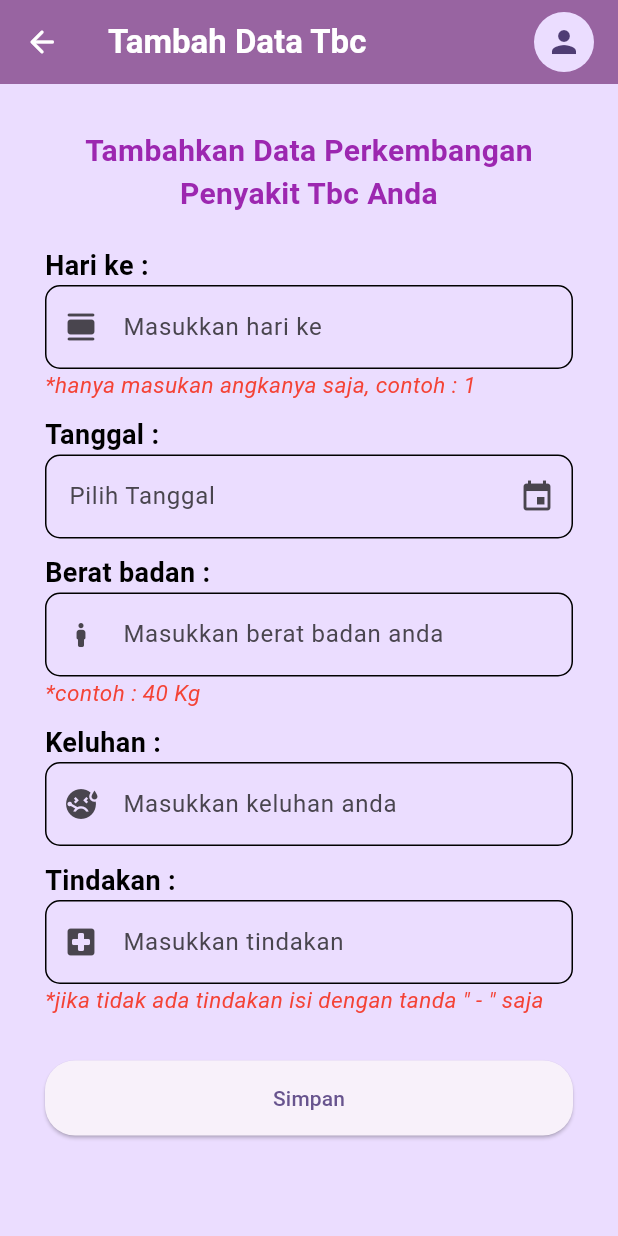
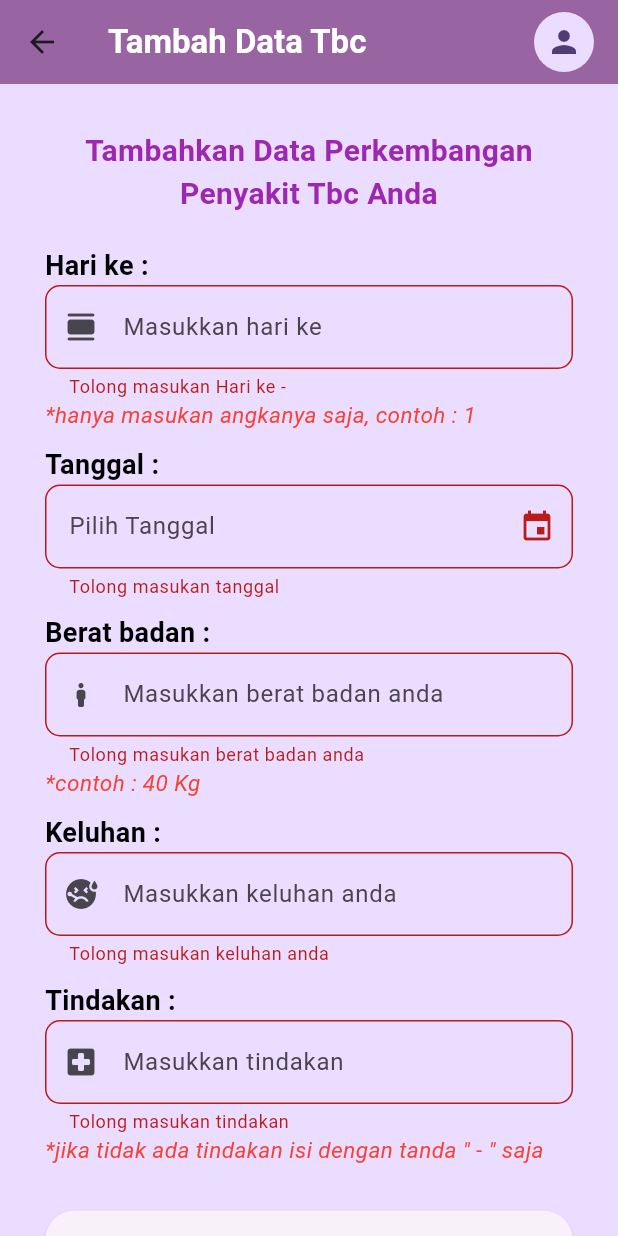
Before and after one commit to Magaretha14/002_MyPregnant-Tbc, a Flutter app: the AddTbc screen opened directly, after a tap on "Simpan", on a phone screen of 412 x 824 dp. Run offline on Flutter 3.47's test engine with Material 2 defaults, Android fonts, the phone set to English and light mode, and no system bars; our stand-ins replace cloud_firestore, firebase_auth, firebase_core; accounts and stored records are empty.

```diff
--- a/lib/components/header.dart
+++ b/lib/components/header.dart
@@ -27,15 +27,5 @@ AppBar header(context, {bool isTitle = false, required String titleText}) {
       ],
     ),
     backgroundColor: const Color.fromARGB(255, 152, 100, 161),
-    leading: IconButton(
-        onPressed: () {
-          Navigator.pushReplacement(
-              context, MaterialPageRoute(builder: (context) => HomePregnant()));
-        },
-        icon: const Icon(
-          Icons.arrow_back_rounded,
-          color: Colors.white,
-        )),
-    automaticallyImplyLeading: false,
   );
 }
--- a/lib/view/pregnant/content/saranmakan.dart
+++ b/lib/view/pregnant/content/saranmakan.dart
@@ -1,4 +1,6 @@
 import 'package:flutter/material.dart';
+import 'package:mypregnant/components/header.dart';
+import 'package:mypregnant/components/header_detail.dart';
 
 class SaranMakanan extends StatelessWidget {
   const SaranMakanan({super.key});
@@ -6,6 +8,7 @@ class SaranMakanan extends StatelessWidget {
   @override
   Widget build(BuildContext context) {
     return Scaffold(
+      appBar: headerdetail(context, titleText: 'Saran makanan ibu hamil'),
       body: SafeArea(
         child: SingleChildScrollView(
           child: Column(
--- a/lib/view/pregnant/content/sarantidur.dart
+++ b/lib/view/pregnant/content/sarantidur.dart
@@ -1,4 +1,6 @@
 import 'package:flutter/material.dart';
+import 'package:mypregnant/components/header.dart';
+import 'package:mypregnant/components/header_detail.dart';
 
 class SaranTidur extends StatelessWidget {
   const SaranTidur({super.key});
@@ -6,6 +8,7 @@ class SaranTidur extends StatelessWidget {
   @override
   Widget build(BuildContext context) {
     return Scaffold(
+      appBar: headerdetail(context, titleText: 'Saran posisi tidur'),
       body: SafeArea(
         child: SingleChildScrollView(
           child: Column(
--- a/lib/view/pregnant/content/stunting.dart
+++ b/lib/view/pregnant/content/stunting.dart
@@ -1,4 +1,6 @@
 import 'package:flutter/material.dart';
+import 'package:mypregnant/components/header.dart';
+import 'package:mypregnant/components/header_detail.dart';
 
 class Stunting extends StatelessWidget {
   const Stunting({super.key});
@@ -6,6 +8,7 @@ class Stunting extends StatelessWidget {
   @override
   Widget build(BuildContext context) {
     return Scaffold(
+      appBar: headerdetail(context, titleText: 'Tips terhindar dari stunting'),
       body: SafeArea(
         child: SingleChildScrollView(
           child: Column(
--- a/lib/view/pregnant/content/tips_menyusui.dart
+++ b/lib/view/pregnant/content/tips_menyusui.dart
@@ -1,4 +1,6 @@
 import 'package:flutter/material.dart';
+import 'package:mypregnant/components/header.dart';
+import 'package:mypregnant/components/header_detail.dart';
 
 class TipsMenyusui extends StatelessWidget {
   const TipsMenyusui({super.key});
@@ -6,6 +8,7 @@ class TipsMenyusui extends StatelessWidget {
   @override
   Widget build(BuildContext context) {
     return Scaffold(
+      appBar: headerdetail(context, titleText: 'Tips Menyusui'),
       body: SafeArea(
         child: SingleChildScrollView(
           child: Column(
--- a/lib/view/pregnant/content/tipshamil.dart
+++ b/lib/view/pregnant/content/tipshamil.dart
@@ -1,4 +1,6 @@
 import 'package:flutter/material.dart';
+import 'package:mypregnant/components/header.dart';
+import 'package:mypregnant/components/header_detail.dart';
 
 class TipsHamil extends StatelessWidget {
   const TipsHamil({super.key});
@@ -6,6 +8,7 @@ class TipsHamil extends StatelessWidget {
   @override
   Widget build(BuildContext context) {
     return Scaffold(
+      appBar: headerdetail(context, titleText: 'Saran Kehamilan'),
       body: SafeArea(
         child: SingleChildScrollView(
           child: Column(
--- a/lib/view/pregnant/content/tipskerja_hamil.dart
+++ b/lib/view/pregnant/content/tipskerja_hamil.dart
@@ -1,4 +1,6 @@
 import 'package:flutter/material.dart';
+import 'package:mypregnant/components/header.dart';
+import 'package:mypregnant/components/header_detail.dart';
 
 class TipsKerja extends StatefulWidget {
   const TipsKerja({super.key});
@@ -11,6 +13,7 @@ class _TipsKerjaState extends State<TipsKerja> {
   @override
   Widget build(BuildContext context) {
     return Scaffold(
+      appBar: headerdetail(context, titleText: 'Tips Kerja Saat Hamil'),
       body: SafeArea(
         child: SingleChildScrollView(
           child: Column(
--- a/lib/view/profile.dart
+++ b/lib/view/profile.dart
@@ -25,6 +25,7 @@ class _ProfileState extends State<Profile> {
   Widget build(BuildContext context) {
     return Scaffold(
       appBar: headerProfile(context, titleText: 'Profile'),
+      backgroundColor: Theme.of(context).colorScheme.primaryContainer,
       body: SafeArea(
         child: StreamBuilder<DocumentSnapshot>(
           stream: usersCollection.doc(currentUser?.uid).snapshots(),
--- a/lib/view/tbc/add_tbc.dart
+++ b/lib/view/tbc/add_tbc.dart
@@ -76,6 +76,7 @@ class _AddTbcState extends State<AddTbc> {
                       borderRadius: BorderRadius.circular(10),
                     ),
                   ),
+                  validator: validateHari,
                   onChanged: (value) {
                     hari = value;
                   },
@@ -115,6 +116,7 @@ class _AddTbcState extends State<AddTbc> {
                     ),
                   ),
                   readOnly: true,
+                  validator: validateTanggal,
                   onTap: () async {
                     DateTime? picktanggal = await showDatePicker(
                       context: context,
@@ -157,6 +159,7 @@ class _AddTbcState extends State<AddTbc> {
                       borderRadius: BorderRadius.circular(10),
                     ),
                   ),
+                  validator: validateBb,
                   onChanged: (value) {
                     beratbadan = value;
                   },
@@ -196,6 +199,7 @@ class _AddTbcState extends State<AddTbc> {
                       borderRadius: BorderRadius.circular(10),
                     ),
                   ),
+                  validator: validateKeluhan,
                   onChanged: (value) {
                     keluhan = value;
                   },
@@ -225,6 +229,7 @@ class _AddTbcState extends State<AddTbc> {
                       borderRadius: BorderRadius.circular(10),
                     ),
                   ),
+                  validator: validateTindakan,
                   onChanged: (value) {
                     tindakan = value;
                   },
@@ -251,6 +256,7 @@ class _AddTbcState extends State<AddTbc> {
                       ),
                       onPressed: () {
                         if (_formKey.currentState!.validate()) {
+                          _formKey.currentState!.save();
                           TbcModel tm = TbcModel(
                               hari: hari!,
                               formattgl: inputtgl.text,
@@ -262,12 +268,14 @@ class _AddTbcState extends State<AddTbc> {
                           ScaffoldMessenger.of(context).showSnackBar(
                               const SnackBar(content: Text('Data Tbc Added')));
 
-                          Navigator.pushReplacement(
-                            context,
-                            MaterialPageRoute(
-                              builder: (context) => const HomeTbc(),
-                            ),
-                          );
+                          Navigator.pop(context, true);
+
+                          // Navigator.pushReplacement(
+                          //   context,
+                          //   MaterialPageRoute(
+                          //     builder: (context) => const HomeTbc(),
+                          //   ),
+                          // );
                         }
                       },
                       child: const Text("Simpan"),
@@ -282,3 +290,38 @@ class _AddTbcState extends State<AddTbc> {
     );
   }
 }
+
+String? validateHari(String? value) {
+  if (value == null || value.isEmpty) {
+    return "Tolong masukan Hari ke - ";
+  }
+  return null;
+}
+
+String? validateTanggal(String? value) {
+  if (value == null || value.isEmpty) {
+    return "Tolong masukan tanggal ";
+  }
+  return null;
+}
+
+String? validateBb(String? value) {
+  if (value == null || value.isEmpty) {
+    return "Tolong masukan berat badan anda ";
+  }
+  return null;
+}
+
+String? validateKeluhan(String? value) {
+  if (value == null || value.isEmpty) {
+    return "Tolong masukan keluhan anda ";
+  }
+  return null;
+}
+
+String? validateTindakan(String? value) {
+  if (value == null || value.isEmpty) {
+    return "Tolong masukan tindakan";
+  }
+  return null;
+}
```
Also changed, not shown: lib/components/header_backtbc.dart (deleted, +0 -31 lines), lib/components/header_profile.dart (+4 -10 lines), lib/view/pregnant/add_pregnant.dart (+49 -6 lines), lib/view/pregnant/daftar_pregnant.dart (+14 -6 lines), lib/view/pregnant/detailibuhamil.dart (+15 -1 lines), lib/view/pregnant/update_pregnant.dart (+2 -6 lines), lib/view/tbc/daftardata_tbc.dart (+14 -2 lines), lib/view/tbc/detaildata_tbc.dart (+7 -1 lines), lib/view/tbc/update_tbc.dart (+9 -6 lines).
